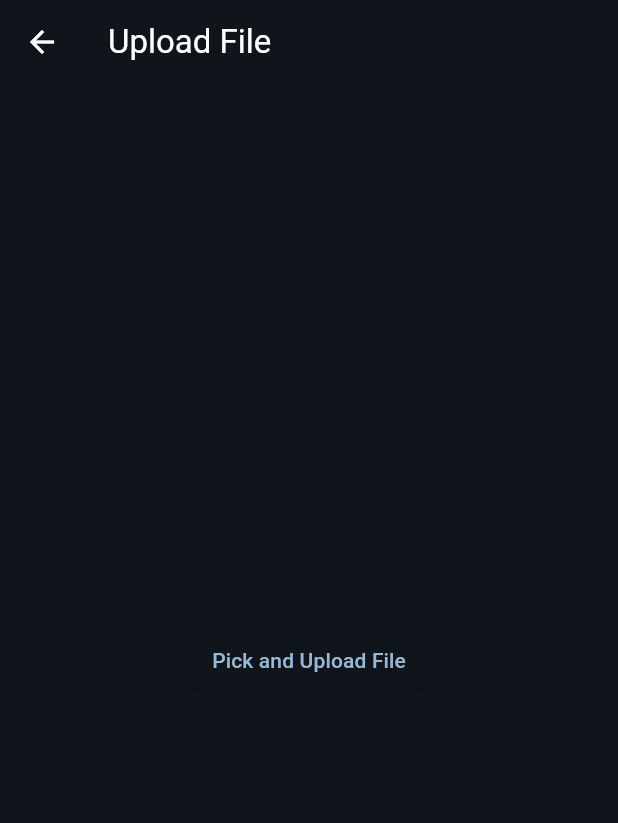
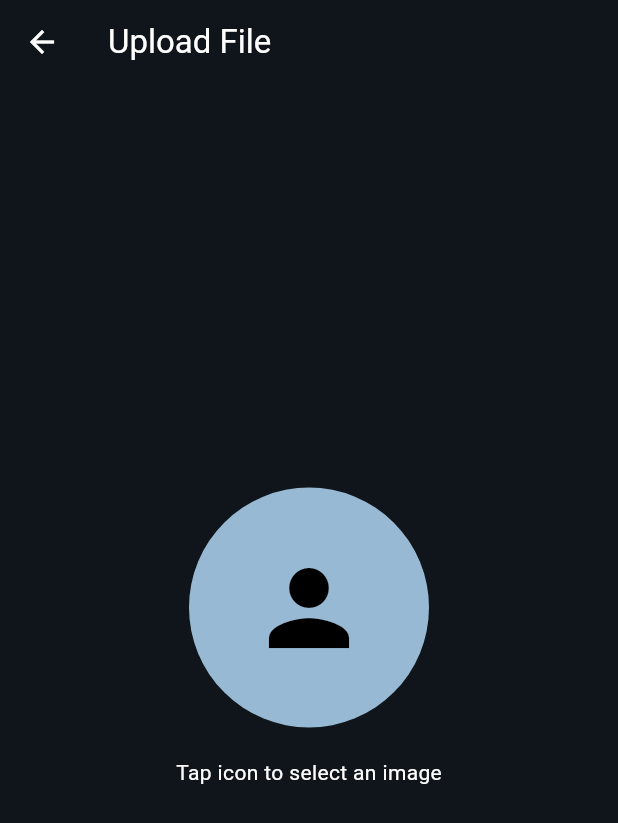
Before and after one commit to yxlow07/study-scroll, a Flutter app: the ProfileEditPicturePage screen opened directly with empty values, on a phone screen of 412 x 824 dp. Shown: the top 823 px of the screen. Run offline on Flutter 3.47's test engine with Material 3 defaults, Android fonts, the phone set to English and light mode, and no system bars; our stand-ins replace bloc, cloud_firestore, firebase_auth, firebase_core, flutter_bloc, flutter_dotenv and 2 more; missing offline and left inert: drop_down_list; accounts and stored records are empty.

```diff
--- a/lib/presentation/auth/pages/login.dart
+++ b/lib/presentation/auth/pages/login.dart
@@ -47,6 +47,9 @@ class _LoginPageState extends State<LoginPage> {
       appBar: AuthAppBar(title: 'Login'),
       body: Padding(
         padding: const EdgeInsets.all(20.0),
+        child: SingleChildScrollView(
+          child: SizedBox(
+            height: MediaQuery.of(context).size.height * 0.8,
             child: Column(
               mainAxisAlignment: MainAxisAlignment.center,
               children: [
@@ -70,6 +73,8 @@ class _LoginPageState extends State<LoginPage> {
               ],
             ),
           ),
+        ),
+      ),
     );
   }
 }
--- a/lib/presentation/profile/bloc/profile_pic_state.dart
+++ b/lib/presentation/profile/bloc/profile_pic_state.dart
@@ -1,6 +1,16 @@
+import 'dart:io';
+
 abstract class ProfilePicState {}
 
 class ProfilePicInitial extends ProfilePicState {}
+
+class ProfilePicFilePicked extends ProfilePicState {
+  final File file;
+
+  ProfilePicFilePicked(this.file);
+
+  List<Object?> get props => [file];
+}
 
 class ProfilePicLoading extends ProfilePicState {}
 
--- a/lib/presentation/profile/profile_edit_picture_page.dart
+++ b/lib/presentation/profile/profile_edit_picture_page.dart
@@ -1,10 +1,11 @@
 import 'package:flutter/material.dart';
 import 'package:flutter_bloc/flutter_bloc.dart';
 import 'package:flutter_dotenv/flutter_dotenv.dart';
-import 'package:study_scroll/data/datasource/backblaze_api.dart';
-import 'package:study_scroll/presentation/profile/bloc/profile_cubit.dart';
+import 'package:go_router/go_router.dart';
 import 'package:study_scroll/presentation/profile/bloc/profile_pic_cubit.dart';
 import 'package:study_scroll/presentation/profile/bloc/profile_pic_state.dart';
+import 'package:study_scroll/presentation/widgets/alert.dart';
+import 'package:study_scroll/presentation/widgets/form_button.dart';
 
 class ProfileEditPicturePage extends StatefulWidget {
   final String bucketId = dotenv.env['BUCKET_ID'] ?? '';
@@ -24,29 +25,47 @@ class _ProfileEditPicturePageState extends State<ProfileEditPicturePage> {
       body: BlocListener<ProfilePicCubit, ProfilePicState>(
         listener: (context, state) async {
           if (state is ProfilePicError) {
-            ScaffoldMessenger.of(
-              context,
-            ).showSnackBar(SnackBar(content: Text(state.message)));
+            Alert.alert(context, state.message);
           }
           if (state is ProfilePicUpdateSuccess) {
-            ScaffoldMessenger.of(context).showSnackBar(
-              SnackBar(content: Text('File uploaded successfully')),
-            );
+            Alert.alert(context, "Profile picture updated successfully! Wait a few minutes for it to reflect.");
+            context.pop();
           }
         },
         child: BlocBuilder<ProfilePicCubit, ProfilePicState>(
           builder: (context, state) {
+            Widget imagePreviewWidget;
+            bool canUpload = false;
+
+            if (state is ProfilePicFilePicked) {
+              imagePreviewWidget = CircleAvatar(radius: 80, backgroundImage: FileImage(state.file));
+              canUpload = true;
+            } else {
+              imagePreviewWidget = CircleAvatar(radius: 80, child: Icon(Icons.person, size: 80));
+            }
+
             if (state is ProfilePicLoading) {
               return Center(child: CircularProgressIndicator());
             }
+
             return Center(
-              child: ElevatedButton(
-                onPressed:
-                    () => context.read<ProfilePicCubit>().pickAndUploadFile(
-                      widget.bucketId,
-                      widget.uid,
+              child: Column(
+                mainAxisAlignment: MainAxisAlignment.center,
+                children: <Widget>[
+                  GestureDetector(onTap: () => context.read<ProfilePicCubit>().pickFile(), child: imagePreviewWidget),
+                  SizedBox(height: 20),
+                  Text(state is ProfilePicFilePicked ? "Tap image to change" : "Tap icon to select an image"),
+                  SizedBox(height: 30),
+                  if (canUpload) // Only show upload button if an image is picked
+                    FormButton(
+                      text: "Confirm and Upload",
+                      onPressed: () {
+                        context.read<ProfilePicCubit>().uploadFile(widget.bucketId, widget.uid);
+                      },
                     ),
-                child: Text('Pick and Upload File'),
+                  if (state is ProfilePicLoading) // Show loading specifically for upload
+                    Padding(padding: const EdgeInsets.only(top: 20.0), child: CircularProgressIndicator()),
+                ],
               ),
             );
           },
--- a/lib/presentation/widgets/input_field.dart
+++ b/lib/presentation/widgets/input_field.dart
@@ -6,8 +6,7 @@ class InputField extends StatelessWidget {
   final bool isPassword;
   final String? Function(String?)? validator;
 
-  const InputField({Key? key, required this.label, required this.controller, this.isPassword = false, this.validator})
-    : super(key: key);
+  const InputField({super.key, required this.label, required this.controller, this.isPassword = false, this.validator});
 
   @override
   Widget build(BuildContext context) {
```
Also changed, not shown: lib/presentation/auth/bloc/auth_cubit.dart (+4 -3 lines), lib/presentation/profile/bloc/profile_cubit.dart (+24 -1 lines), lib/presentation/profile/bloc/profile_pic_cubit.dart (+31 -19 lines), lib/presentation/profile/bloc/profile_state.dart (+12 -1 lines), lib/presentation/profile/profile_edit_page.dart (+26 -31 lines), lib/presentation/profile/profile_view_page.dart (+25 -72 lines). Lines whose indentation alone changed are shown as unchanged.
